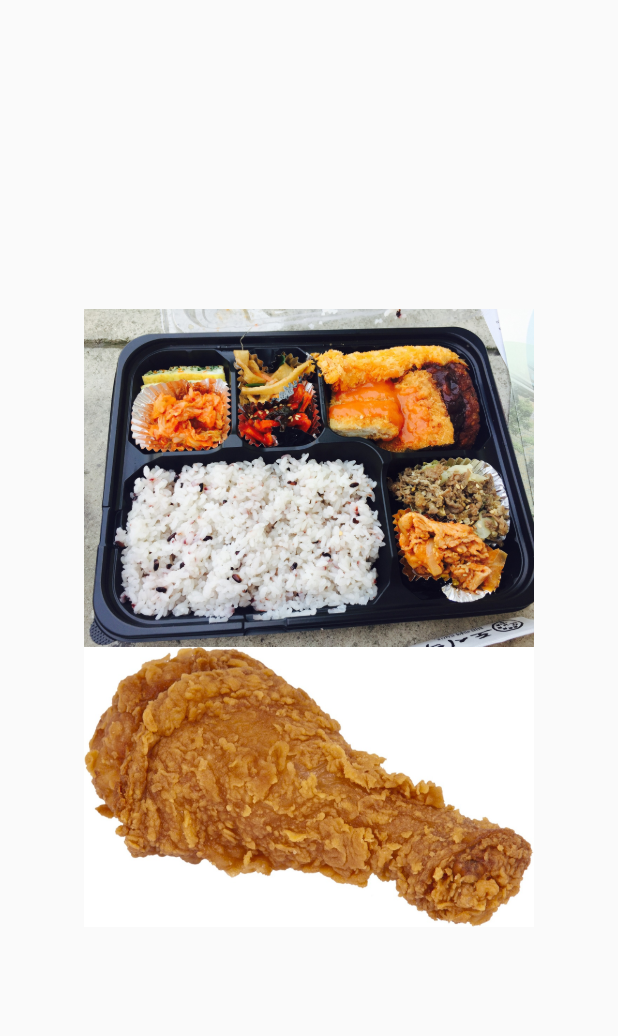
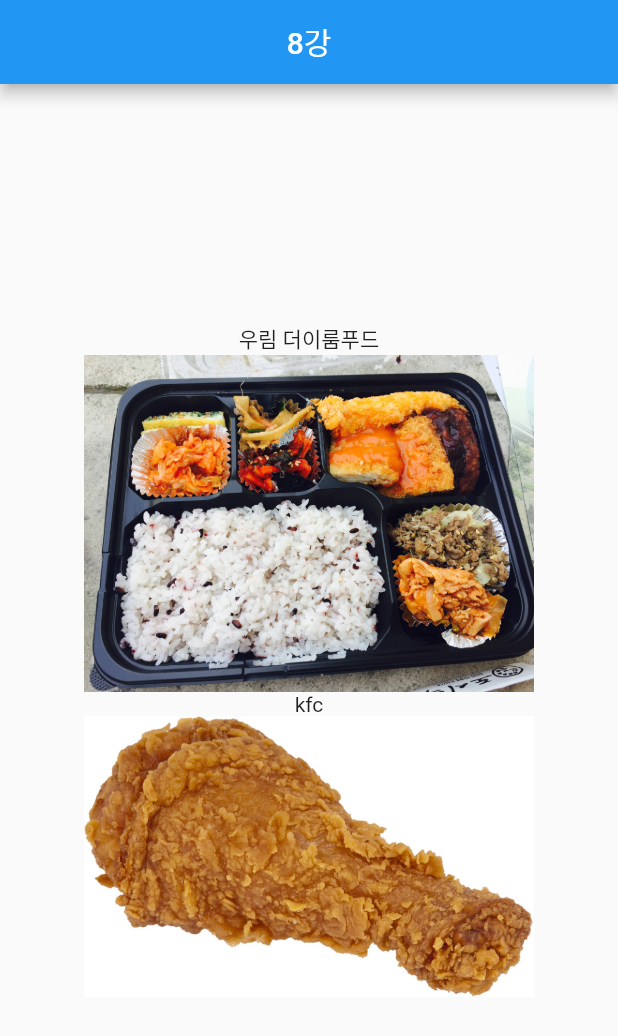
Before and after one commit to Junduck15/RestaurantRandom, a Flutter app: the WorldCup screen opened by its route, on a phone screen of 412 x 824 dp. Shown: the top 1036 px of the screen. Run offline on Flutter 3.47's test engine with Material 2 defaults, Android fonts, the light colour scheme and no system bars; our stand-ins replace flutter_fortune_wheel, get, shared_preferences; accounts and stored records are empty; statements that could not run were skipped.

Commit message:
[UPDATE] Updated ui and readability

```diff
--- a/truen_restaurant/lib/repository/restaurant_repository.dart
+++ b/truen_restaurant/lib/repository/restaurant_repository.dart
@@ -6,11 +6,11 @@ class RestaurantRepository {
     RestaurantModel('고씨네', '밥', 213,'3.jpg'),
     RestaurantModel('명동할머니국수', '국수', 132,'4.jpg'),
     RestaurantModel('바바식당', '순두부', 82,'5.jpg'),
+  RestaurantModel('사계절 굴향', '굴', 126,'6.jpg'),
+    RestaurantModel('샐러디', '샐러드', 214,'7.jpg'),
     RestaurantModel('밥도둑', '밥', 81,'8.jpg'),
-    RestaurantModel('사계절 굴향', '굴', 126,'6.jpg'),
-    RestaurantModel('샐러디', '샐러드', 214,'7.jpg'),
-    RestaurantModel('소담', '밥', 32,'9.jpg'),
-    RestaurantModel('윤가네칼국수', '칼국수', 85,'10.jpg'),
+    RestaurantModel('윤가네칼국수', '칼국수', 85,'9.jpg'),
+    RestaurantModel('소담', '밥', 32,'10.jpg'),
     RestaurantModel('장터', '밥', 85,'11.jpg'),
     RestaurantModel('청해동태탕', '알탕', 86,'12.jpg'),
   ];
--- a/truen_restaurant/lib/route/app_pages.dart
+++ b/truen_restaurant/lib/route/app_pages.dart
@@ -2,11 +2,13 @@ import 'package:get/get.dart';
 import 'package:truen_restaurant/binding/main_binding.dart';
 import 'package:truen_restaurant/home.dart';
 import 'package:truen_restaurant/view/add_menu_page.dart';
+import 'package:truen_restaurant/view/finals.dart';
 import 'package:truen_restaurant/view/root.dart';
 import 'package:truen_restaurant/view/select_mode_page.dart';
 import 'package:truen_restaurant/view/semi_final_page.dart';
 import 'package:truen_restaurant/view/winner.dart';
 import 'package:truen_restaurant/view/worldcup_page.dart';
+
 part 'app_routes.dart';
 
 class AppPages {
@@ -28,31 +30,26 @@ class AppPages {
               page: () => Root(),
               transition: Transition.fadeIn),
           GetPage(
-
               name: Routes.add,
               binding: MainBindings(),
               page: () => Add(),
               transition: Transition.fadeIn),
           GetPage(
-
               name: Routes.select,
               binding: MainBindings(),
               page: () => WorldCup(),
               transition: Transition.fadeIn),
           GetPage(
-
               name: Routes.semi,
               binding: MainBindings(),
               page: () => SemiFinal(),
               transition: Transition.fadeIn),
           GetPage(
-
               name: Routes.finals,
               binding: MainBindings(),
-              page: () => WorldCup(),
+              page: () => Finals(),
               transition: Transition.fadeIn),
           GetPage(
-
               name: Routes.winner,
               binding: MainBindings(),
               page: () => Winner(),
--- a/truen_restaurant/lib/view/splash_screen.dart
+++ b/truen_restaurant/lib/view/splash_screen.dart
@@ -1,6 +1,8 @@
 import 'package:flutter/material.dart';
 
 class SplashScreen extends StatefulWidget {
+  const SplashScreen({Key? key}) : super(key: key);
+
   @override
   _SplashScreenState createState() => _SplashScreenState();
 }
--- a/truen_restaurant/lib/view/worldcup_page.dart
+++ b/truen_restaurant/lib/view/worldcup_page.dart
@@ -10,13 +10,21 @@ class WorldCup extends StatelessWidget {
   @override
   Widget build(BuildContext context) {
     return Scaffold(
+      appBar: AppBar(
+        title: Text('8강'),
+        centerTitle: true,
+        automaticallyImplyLeading: false,
+      ),
       body: Center(
         child: GetBuilder<HomeController>(
           builder: (context) {
-            return Column(
+            return
+              homeController.quarterFinish == false?
+              Column(
               mainAxisAlignment: MainAxisAlignment.center,
               children: [
                // Two images in the column
+                Text('${homeController.restItems[homeController.randomList[homeController.firstIndex]-1].name}'),
 
                 InkWell(
                   child: Image.asset(
@@ -29,6 +37,8 @@ class WorldCup extends StatelessWidget {
                     homeController.topTappedQuarter();
                   },
                 ),
+                Text('${homeController.restItems[homeController.randomList[homeController.secondIndex]-1].name}'),
+
                 InkWell(
                   child: Image.asset(
                     'assets/images/${homeController.randomList[homeController.secondIndex]}.jpg',
@@ -39,15 +49,14 @@ class WorldCup extends StatelessWidget {
                     homeController.bottomTappedQuarter();
                   },
                 ),
-                homeController.quarterFinish == true?
-                    ElevatedButton(onPressed: (){
-                      Get.toNamed('/semi');
-                    },
-                        child: Text('다음 라운드')):
-                    SizedBox.shrink(),
+
 
               ],
-            );
+            ):
+              ElevatedButton(onPressed: (){
+                Get.toNamed('/semi');
+              },
+                  child: Text('다음 라운드'));
           }
         ),
       ),
```
Also changed, not shown: truen_restaurant/lib/controller/home_controller.dart (+52 -51 lines), truen_restaurant/lib/home.dart (+11 -4 lines), truen_restaurant/lib/util/common_loading.dart (added, +47 -0 lines), truen_restaurant/lib/view/finals.dart (+8 -4 lines), truen_restaurant/lib/view/root.dart (+2 -46 lines), truen_restaurant/lib/view/select_mode_page.dart (+13 -6 lines), truen_restaurant/lib/view/semi_final_page.dart (+19 -12 lines), truen_restaurant/lib/view/winner.dart (+15 -27 lines).
